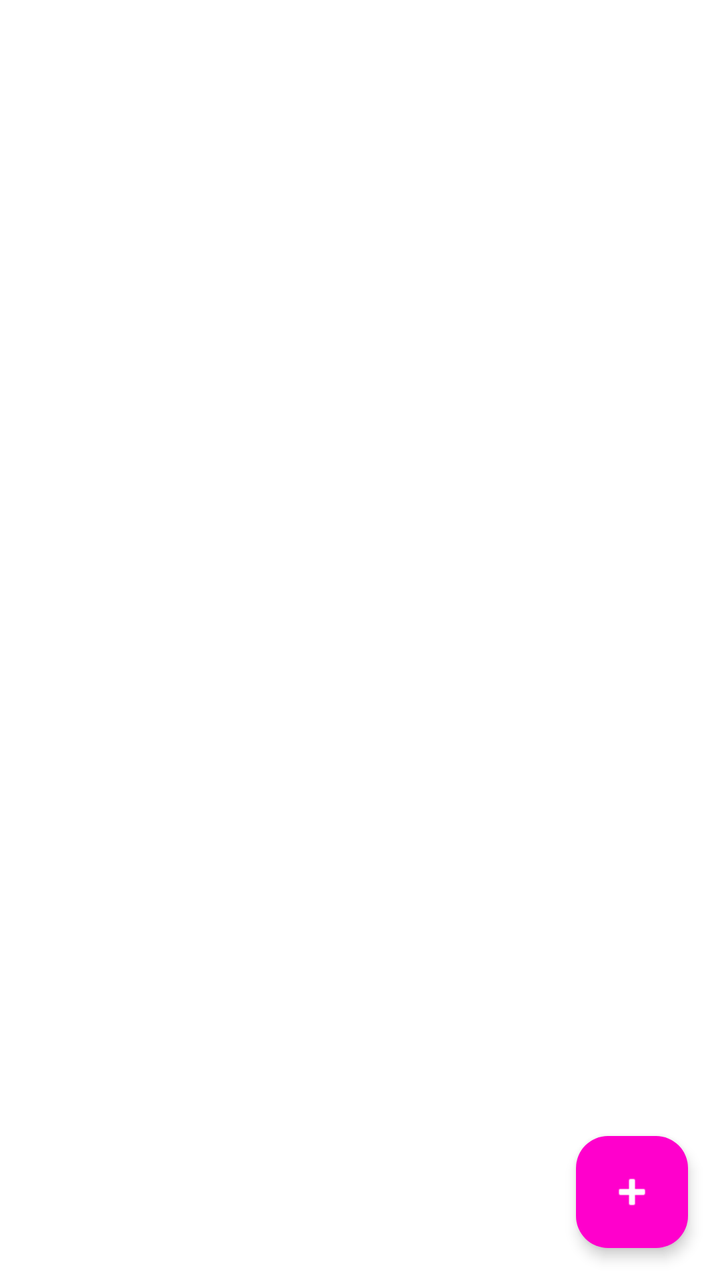
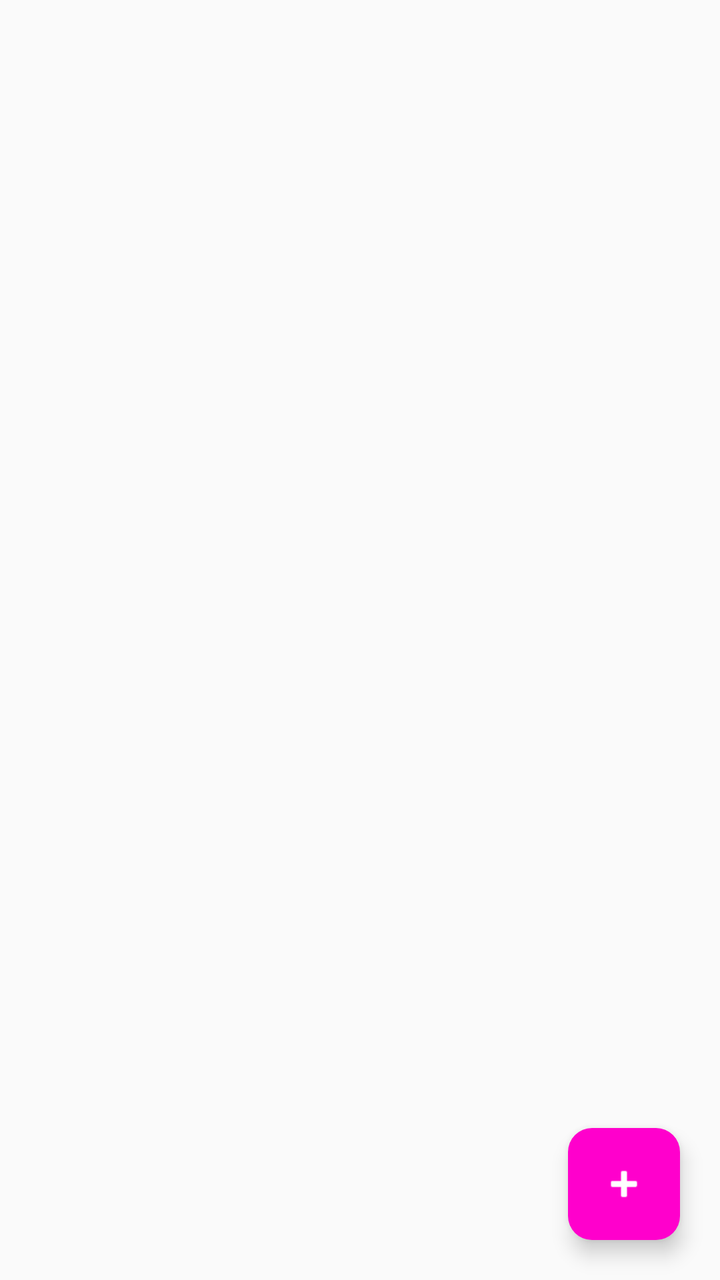

The first picture is an Android layout as it rendered before a commit; the second is the same layout after the commit. The layout source and the unified diff follow.
<!-- AndroidManifest.xml: application theme Theme.MXNexus -->
<!-- res/layout/fragment_home.xml -->
<?xml version="1.0" encoding="utf-8"?>
<androidx.coordinatorlayout.widget.CoordinatorLayout
    xmlns:android="http://schemas.android.com/apk/res/android"
    xmlns:app="http://schemas.android.com/apk/res-auto"
    android:layout_width="match_parent"
    android:layout_height="match_parent"
    android:background="#FFFFFF">

    <androidx.recyclerview.widget.RecyclerView
        android:id="@+id/rvPosts"
        android:layout_width="match_parent"
        android:layout_height="match_parent"
        android:paddingTop="8dp"
        android:paddingBottom="80dp"
        android:clipToPadding="false"
        android:background="#FFFFFF"/>

    <com.google.android.material.floatingactionbutton.FloatingActionButton
        android:id="@+id/fabCreatePost"
        android:layout_width="wrap_content"
        android:layout_height="wrap_content"
        android:layout_gravity="bottom|end"
        android:layout_margin="16dp"
        android:src="@android:drawable/ic_input_add"
        app:backgroundTint="@color/primary"
        app:tint="#FFFFFF"
        app:elevation="4dp" />

</androidx.coordinatorlayout.widget.CoordinatorLayout>
<!-- resources referenced by this layout -->
<resources>
  <color name="primary">#FF00CC</color>
  <style name="Theme.MXNexus" parent="Base.Theme.MXNexus" />
  <style name="Base.Theme.MXNexus" parent="Theme.Material3.Light.NoActionBar">
          <item name="colorPrimary">@color/primary</item>
          <item name="colorOnPrimary">@color/surface</item>
          <item name="colorSecondary">@color/accent</item>
          <item name="android:colorBackground">@color/background</item>
          <item name="android:fontFamily">sans-serif</item>
          <item name="android:textColorPrimary">#1A1A2E</item>
          <item name="materialButtonStyle">@style/WhiteTextButton</item>
      </style>
  <color name="surface">#FFFFFF</color>
  <color name="accent">#3333FF</color>
  <color name="background">#FFFFFF</color>
  <style name="WhiteTextButton" parent="Widget.MaterialComponents.Button">
          <item name="android:textColor">#FFFFFF</item>
      </style>
</resources>

<!-- the commit's change to res/layout/fragment_home.xml (unified diff, before → after) -->
@@ -4,26 +4,30 @@
     xmlns:app="http://schemas.android.com/apk/res-auto"
     android:layout_width="match_parent"
     android:layout_height="match_parent"
-    android:background="#FFFFFF">
+    android:background="@color/surface_variant">
 
     <androidx.recyclerview.widget.RecyclerView
         android:id="@+id/rvPosts"
         android:layout_width="match_parent"
         android:layout_height="match_parent"
-        android:paddingTop="8dp"
+        android:paddingTop="4dp"
         android:paddingBottom="80dp"
         android:clipToPadding="false"
-        android:background="#FFFFFF"/>
+        android:background="@color/surface_variant"
+        android:scrollbars="none"/>
 
     <com.google.android.material.floatingactionbutton.FloatingActionButton
         android:id="@+id/fabCreatePost"
         android:layout_width="wrap_content"
         android:layout_height="wrap_content"
         android:layout_gravity="bottom|end"
-        android:layout_margin="16dp"
+        android:layout_marginEnd="20dp"
+        android:layout_marginBottom="20dp"
         android:src="@android:drawable/ic_input_add"
         app:backgroundTint="@color/primary"
-        app:tint="#FFFFFF"
-        app:elevation="4dp" />
+        app:tint="@color/text_on_primary"
+        app:elevation="6dp"
+        app:fabSize="normal"
+        app:shapeAppearanceOverlay="@style/RoundedCorners" />
 
 </androidx.coordinatorlayout.widget.CoordinatorLayout>
<!-- resource entries referenced after the edit -->
@@ -1,6 +1,12 @@
 <!-- resources referenced by this layout -->
 <resources>
   <color name="primary">#FF00CC</color>
+  <color name="surface_variant">#FAFAFA</color>
+  <color name="text_on_primary">#FFFFFF</color>
+  <style name="RoundedCorners">
+          <item name="cornerFamily">rounded</item>
+          <item name="cornerSize">12dp</item>
+      </style>
   <style name="Theme.MXNexus" parent="Base.Theme.MXNexus" />
   <style name="Base.Theme.MXNexus" parent="Theme.Material3.Light.NoActionBar">
           <item name="colorPrimary">@color/primary</item>
